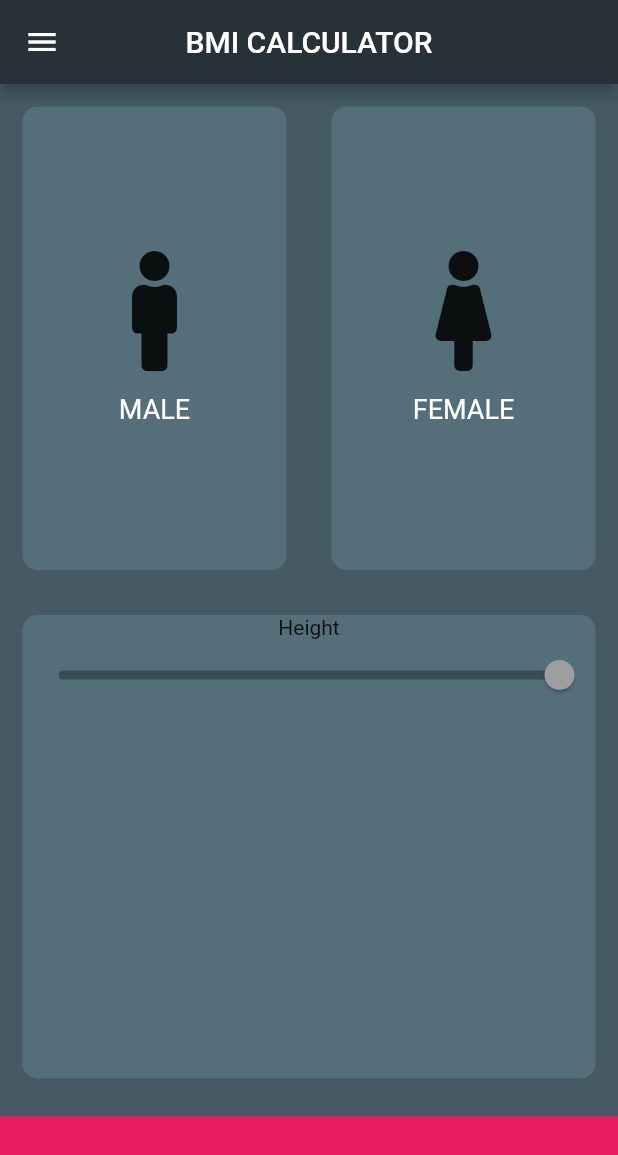
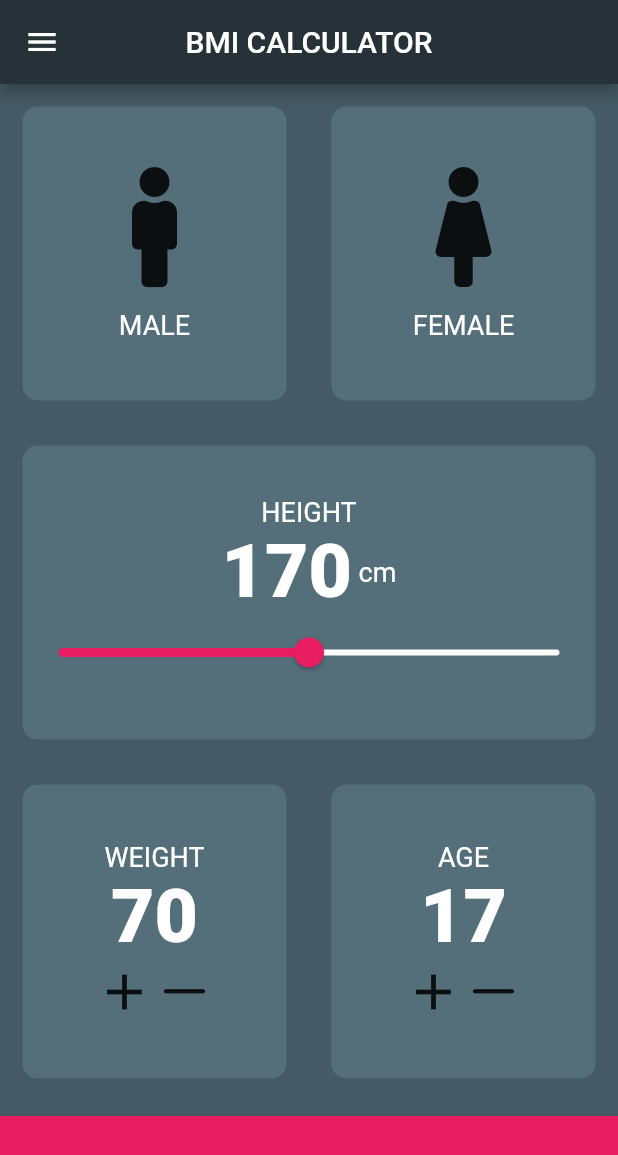
Before and after one commit to ammar74/bmi_calculator, a Flutter app: the screen it shows after launch, on a phone screen of 412 x 824 dp. Shown: the top 1155 px of the screen. Run offline on Flutter 3.47's test engine with Material 2 defaults, Android fonts, the phone set to English and light mode, and no system bars; our stand-ins replace font_awesome_flutter.

Commit message:
Adding slider and height and age widgets

```diff
--- a/lib/card_content.dart
+++ b/lib/card_content.dart
@@ -1,9 +1,5 @@
 import 'package:flutter/material.dart';
-
-const labelTextStyle = TextStyle(
-  fontSize: 18.0,
-  color: Colors.white,
-);
+import 'constants.dart';
 
 class CustomIconWidget extends StatelessWidget {
   CustomIconWidget(this.customIcon, this.iconName);
@@ -25,7 +21,7 @@ class CustomIconWidget extends StatelessWidget {
         ),
         Text(
           iconName,
-          style: labelTextStyle,
+          style: kLabelTextStyle,
         ),
       ],
     );
--- /dev/null
+++ b/lib/constants.dart
@@ -0,0 +1,17 @@
+import 'package:flutter/material.dart';
+
+const kBottomContainerHeight = 80;
+const kActiveColor = Color(0xff546E7A);
+const kInActiveColor = Color(0xff546E6A);
+const kBottomContainerColor = Color(0xffE91E62);
+
+const kLabelTextStyle = TextStyle(
+  fontSize: 18.0,
+  color: Colors.white,
+);
+
+const kNumTextStyle = TextStyle(
+  fontSize: 50.0,
+  fontWeight: FontWeight.w900,
+  color: Colors.white,
+);
--- a/lib/input_page.dart
+++ b/lib/input_page.dart
@@ -1,12 +1,9 @@
+import 'package:flutter/cupertino.dart';
 import 'package:flutter/material.dart';
 import 'package:font_awesome_flutter/font_awesome_flutter.dart';
 import 'reusable_card.dart';
 import 'card_content.dart';
-
-const bottomContainerHeight = 80;
-const activeColor = Color(0xff546E7A);
-const inActiveColor = Color(0xff546E6A);
-const bottomContainerColor = Color(0xffE91E62);
+import 'constants.dart';
 
 enum Gender { male, female, hold }
 
@@ -17,6 +14,9 @@ class InputPage extends StatefulWidget {
 
 class _InputPageState extends State<InputPage> {
   Gender selectedGender = Gender.hold;
+  int height = 170;
+  int weight = 70;
+  int age = 17;
 
   @override
   Widget build(BuildContext context) {
@@ -40,8 +40,8 @@ class _InputPageState extends State<InputPage> {
                     },
                     child: ReusableCard(
                       selectedGender == Gender.male
-                          ? inActiveColor
-                          : activeColor,
+                          ? kInActiveColor
+                          : kActiveColor,
                       CustomIconWidget(FontAwesomeIcons.male, 'MALE'),
                     ),
                   ),
@@ -55,8 +55,8 @@ class _InputPageState extends State<InputPage> {
                     },
                     child: ReusableCard(
                       selectedGender == Gender.female
-                          ? inActiveColor
-                          : activeColor,
+                          ? kInActiveColor
+                          : kActiveColor,
                       CustomIconWidget(FontAwesomeIcons.female, 'FEMALE'),
                     ),
                   ),
@@ -66,29 +66,115 @@ class _InputPageState extends State<InputPage> {
           ),
           Expanded(
             child: ReusableCard(
-              activeColor,
+              kActiveColor,
               Column(
+                crossAxisAlignment: CrossAxisAlignment.stretch,
+                mainAxisAlignment: MainAxisAlignment.center,
                 children: [
-                  Text('Height'),
-                  Slider(value: 170, onChanged: onChanged)
+                  Center(
+                    child: Text(
+                      'HEIGHT',
+                      style: kLabelTextStyle,
+                    ),
+                  ),
+                  Row(
+                    mainAxisAlignment: MainAxisAlignment.center,
+                    children: [
+                      Text(
+                        height.toString(),
+                        style: kNumTextStyle,
+                      ),
+                      Text(
+                        ' cm',
+                        style: kLabelTextStyle,
+                      ),
+                    ],
+                  ),
+                  Slider(
+                    value: height.toDouble(),
+                    min: 120.0,
+                    max: 220.0,
+                    activeColor: kBottomContainerColor,
+                    inactiveColor: Colors.white,
+                    onChanged: (double value) {
+                      setState(() {
+                        height = value.round();
+                      });
+                    },
+                  )
                 ],
               ),
             ),
           ),
-          /*      Expanded(
+          Expanded(
             child: Row(
               children: [
                 Expanded(
-                  child: ReusableCard(activeColor, CustomIconWidget()),
+                  child: ReusableCard(
+                      kActiveColor,
+                      Column(
+                        mainAxisAlignment: MainAxisAlignment.center,
+                        children: [
+                          Text(
+                            'WEIGHT',
+                            style: kLabelTextStyle,
+                          ),
+                          Text(
+                            weight.toString(),
+                            style: kNumTextStyle,
+                          ),
+                          Row(
+                            mainAxisAlignment: MainAxisAlignment.center,
+                            children: [
+                              Icon(
+                                Icons.add,
+                                size: 40.0,
+                              ),
+                              Icon(
+                                CupertinoIcons.minus,
+                                size: 40.0,
+                              ),
+                            ],
+                          )
+                        ],
+                      )),
                 ),
                 Expanded(
-                  child: ReusableCard(activeColor, CustomIconWidget()),
+                  child: ReusableCard(
+                    kActiveColor,
+                    Column(
+                      mainAxisAlignment: MainAxisAlignment.center,
+                      children: [
+                        Text(
+                          'AGE',
+                          style: kLabelTextStyle,
+                        ),
+                        Text(
+                          age.toString(),
+                          style: kNumTextStyle,
+                        ),
+                        Row(
+                          mainAxisAlignment: MainAxisAlignment.center,
+                          children: [
+                            Icon(
+                              Icons.add,
+                              size: 40.0,
+                            ),
+                            Icon(
+                              CupertinoIcons.minus,
+                              size: 40.0,
+                            ),
+                          ],
+                        )
+                      ],
+                    ),
+                  ),
                 )
               ],
             ),
-          ),*/
+          ),
           Container(
-            color: bottomContainerColor,
+            color: kBottomContainerColor,
             width: double.infinity,
             height: 80.0,
             margin: EdgeInsets.only(top: 10.0),
```
